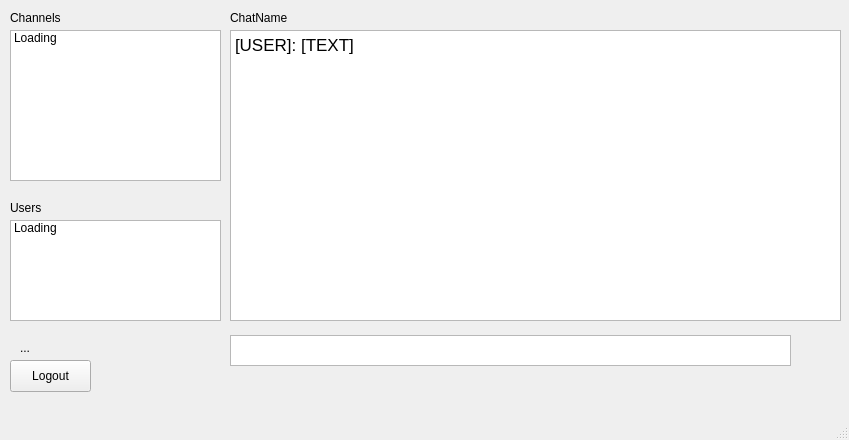
Before: the Qt Designer form src/ui/Main.ui in IshayDavidCohen/Echo_PyQt, drawn with Qt 5.
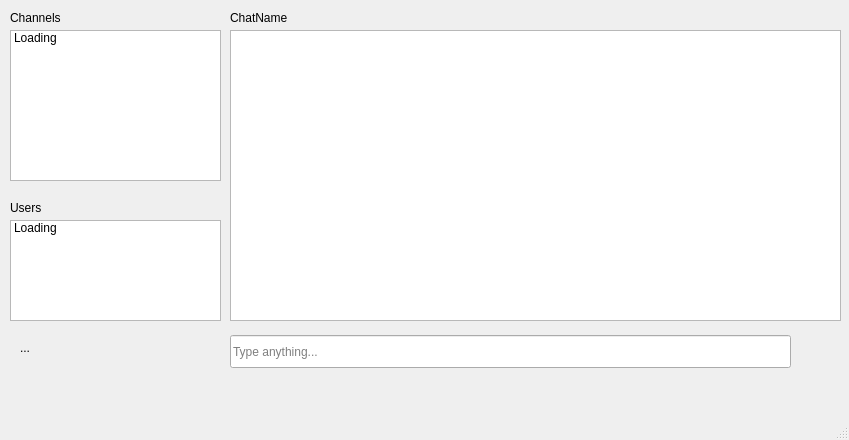
After: the same form once the commit is applied. Icons and pictures are not drawn.

Commit message:
Unstable: Full Message/Users Broadcast
- Still an unstable version, a complete broadcast of messages and users joining and leaving, the ability to write to each other is working.

What changed in the file:
```diff
--- a/src/ui/Main.ui
+++ b/src/ui/Main.ui
@@ -77,16 +77,6 @@
      <string>...</string>
     </property>
    </widget>
-   <widget class="QTextEdit" name="message_input">
-    <property name="geometry">
-     <rect>
-      <x>230</x>
-      <y>335</y>
-      <width>561</width>
-      <height>31</height>
-     </rect>
-    </property>
-   </widget>
    <widget class="QLabel" name="label_2">
     <property name="geometry">
      <rect>
@@ -100,19 +90,6 @@
      <string>Channels</string>
     </property>
    </widget>
-   <widget class="QPushButton" name="logout_button">
-    <property name="geometry">
-     <rect>
-      <x>10</x>
-      <y>360</y>
-      <width>81</width>
-      <height>32</height>
-     </rect>
-    </property>
-    <property name="text">
-     <string>Logout</string>
-    </property>
-   </widget>
    <widget class="QTextEdit" name="chat_display">
     <property name="geometry">
      <rect>
@@ -122,12 +99,15 @@
       <height>291</height>
      </rect>
     </property>
+    <property name="readOnly">
+     <bool>true</bool>
+    </property>
     <property name="html">
      <string>&lt;!DOCTYPE HTML PUBLIC &quot;-//W3C//DTD HTML 4.0//EN&quot; &quot;http://www.w3.org/TR/REC-html40/strict.dtd&quot;&gt;
 &lt;html&gt;&lt;head&gt;&lt;meta name=&quot;qrichtext&quot; content=&quot;1&quot; /&gt;&lt;style type=&quot;text/css&quot;&gt;
 p, li { white-space: pre-wrap; }
 &lt;/style&gt;&lt;/head&gt;&lt;body style=&quot; font-family:'.AppleSystemUIFont'; font-size:13pt; font-weight:400; font-style:normal;&quot;&gt;
-&lt;p style=&quot; margin-top:0px; margin-bottom:0px; margin-left:0px; margin-right:0px; -qt-block-indent:0; text-indent:0px;&quot;&gt;[USER]: [TEXT]&lt;/p&gt;&lt;/body&gt;&lt;/html&gt;</string>
+&lt;p style=&quot;-qt-paragraph-type:empty; margin-top:0px; margin-bottom:0px; margin-left:0px; margin-right:0px; -qt-block-indent:0; text-indent:0px;&quot;&gt;&lt;br /&gt;&lt;/p&gt;&lt;/body&gt;&lt;/html&gt;</string>
     </property>
    </widget>
    <widget class="QListWidget" name="UserBox">
@@ -203,6 +183,48 @@
      <bool>true</bool>
     </property>
    </widget>
+   <widget class="QPushButton" name="logout_button">
+    <property name="geometry">
+     <rect>
+      <x>90</x>
+      <y>8</y>
+      <width>20</width>
+      <height>20</height>
+     </rect>
+    </property>
+    <property name="text">
+     <string/>
+    </property>
+    <property name="icon">
+     <iconset>
+      <normaloff>../../../../../../../../Downloads/disconnect.png</normaloff>../../../../../../../../Downloads/disconnect.png</iconset>
+    </property>
+    <property name="iconSize">
+     <size>
+      <width>18</width>
+      <height>18</height>
+     </size>
+    </property>
+    <property name="default">
+     <bool>false</bool>
+    </property>
+    <property name="flat">
+     <bool>true</bool>
+    </property>
+   </widget>
+   <widget class="QLineEdit" name="message_input">
+    <property name="geometry">
+     <rect>
+      <x>230</x>
+      <y>335</y>
+      <width>561</width>
+      <height>33</height>
+     </rect>
+    </property>
+    <property name="placeholderText">
+     <string>Type anything...</string>
+    </property>
+   </widget>
   </widget>
   <widget class="QMenuBar" name="menubar">
    <property name="geometry">
```
Left out of the diff: 5 changed lines with no effect on the pictures. The commit also changes 4 other files.
